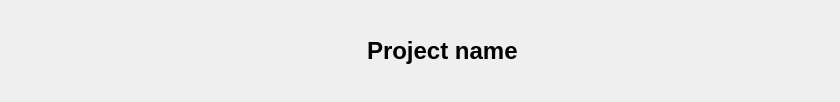
Old version of the form ProjectListWidget.ui in the repository Reyuu/godot-project-manager-alternative.
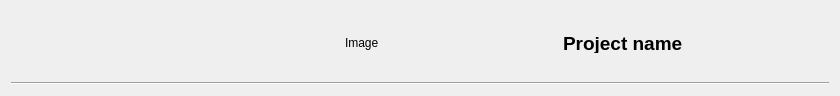
New version of the form. Icons and pictures are not drawn.

Commit message: add icons for items in a project list and refactor

Diff of the .ui file:
```diff
--- a/ProjectListWidget.ui
+++ b/ProjectListWidget.ui
@@ -7,7 +7,7 @@
     <x>0</x>
     <y>0</y>
     <width>840</width>
-    <height>102</height>
+    <height>96</height>
    </rect>
   </property>
   <property name="windowTitle">
@@ -16,7 +16,7 @@
   <property name="windowOpacity">
    <double>1.000000000000000</double>
   </property>
-  <layout class="QHBoxLayout" name="horizontalLayout_2">
+  <layout class="QVBoxLayout" name="verticalLayout_2">
    <item>
     <layout class="QHBoxLayout" name="horizontalLayout">
      <property name="sizeConstraint">
@@ -48,13 +48,53 @@
        </property>
       </widget>
      </item>
+     <item>
+      <widget class="QLabel" name="icon">
+       <property name="sizePolicy">
+        <sizepolicy hsizetype="Fixed" vsizetype="Fixed">
+         <horstretch>0</horstretch>
+         <verstretch>0</verstretch>
+        </sizepolicy>
+       </property>
+       <property name="minimumSize">
+        <size>
+         <width>68</width>
+         <height>64</height>
+        </size>
+       </property>
+       <property name="maximumSize">
+        <size>
+         <width>68</width>
+         <height>64</height>
+        </size>
+       </property>
+       <property name="baseSize">
+        <size>
+         <width>68</width>
+         <height>64</height>
+        </size>
+       </property>
+       <property name="text">
+        <string>Image</string>
+       </property>
+       <property name="textInteractionFlags">
+        <set>Qt::NoTextInteraction</set>
+       </property>
+      </widget>
+     </item>
      <item>
       <layout class="QVBoxLayout" name="verticalLayout">
        <item>
         <widget class="QLabel" name="projectNameLabel">
+         <property name="maximumSize">
+          <size>
+           <width>16777215</width>
+           <height>20</height>
+          </size>
+         </property>
          <property name="font">
           <font>
-           <pointsize>18</pointsize>
+           <pointsize>14</pointsize>
            <bold>true</bold>
           </font>
          </property>
@@ -70,6 +110,13 @@
      </item>
     </layout>
    </item>
+   <item>
+    <widget class="Line" name="line">
+     <property name="orientation">
+      <enum>Qt::Horizontal</enum>
+     </property>
+    </widget>
+   </item>
   </layout>
  </widget>
  <resources/>
```
The commit also changes 14 other files.
